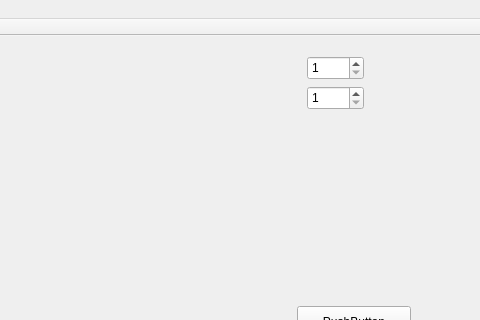
The window that Sudoku/sudoku.ui (WolfJake/Sudoku) describes before a commit, drawn with Qt 5; both pictures show x 373 to 853 and y 0 to 320 of the 853 by 616 pixel window.
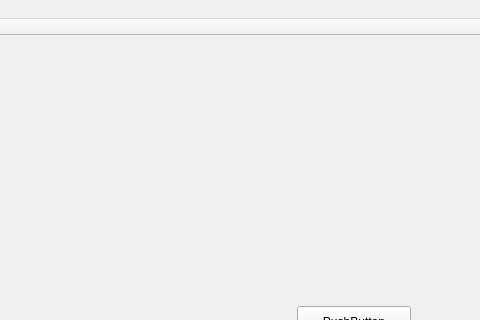
The same window after the commit.

Commit message:
Changed UI Of Cell Selection
Allows selection of cells to be done by clicking on them.

Patch:
```diff
--- a/Sudoku/sudoku.ui
+++ b/Sudoku/sudoku.ui
@@ -25,38 +25,6 @@
     </property>
     <layout class="QGridLayout" name="gridLayout"/>
    </widget>
-   <widget class="QSpinBox" name="rowBox">
-    <property name="geometry">
-     <rect>
-      <x>680</x>
-      <y>20</y>
-      <width>57</width>
-      <height>24</height>
-     </rect>
-    </property>
-    <property name="minimum">
-     <number>1</number>
-    </property>
-    <property name="maximum">
-     <number>9</number>
-    </property>
-   </widget>
-   <widget class="QSpinBox" name="columnBox">
-    <property name="geometry">
-     <rect>
-      <x>680</x>
-      <y>50</y>
-      <width>57</width>
-      <height>24</height>
-     </rect>
-    </property>
-    <property name="minimum">
-     <number>1</number>
-    </property>
-    <property name="maximum">
-     <number>9</number>
-    </property>
-   </widget>
    <widget class="QWidget" name="gridLayoutWidget_2">
     <property name="geometry">
      <rect>
```
The commit also changes 7 other files.
